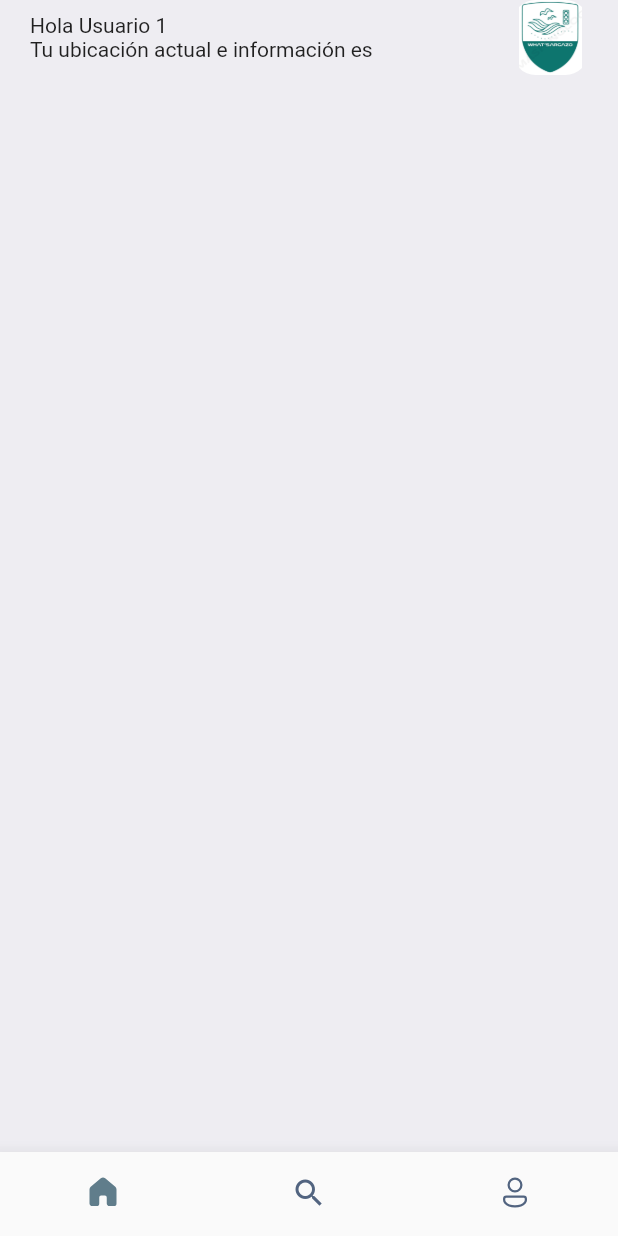
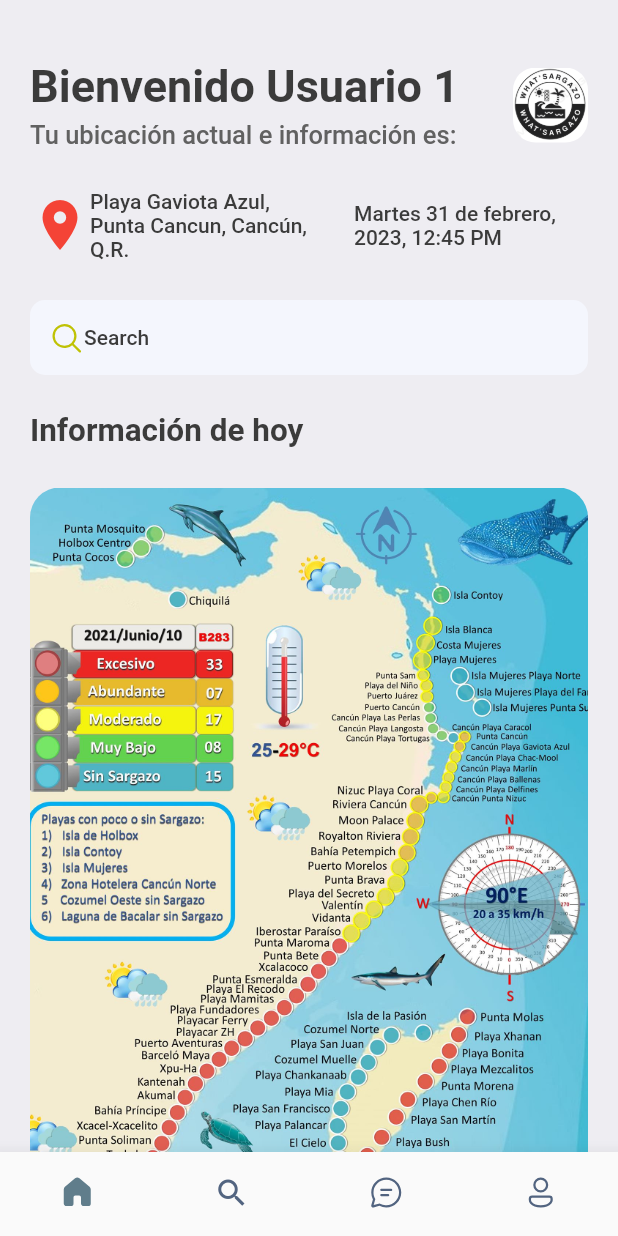
Before and after one commit to Jeremy14T/WhatSargazoFrontend, a Flutter app: the screen it shows after launch, on a phone screen of 412 x 824 dp. Run offline on Flutter 3.47's test engine with Material 2 defaults, Android fonts, the phone set to English and light mode, and no system bars; our stand-ins replace fluentui_icons, flutter_svg, gap.

Commit message:
homeScreen

```diff
--- a/lib/main.dart
+++ b/lib/main.dart
@@ -1,5 +1,6 @@
 import 'package:flutter/material.dart';
 import 'package:whatsargazo/screens/screens.dart';
+import 'package:whatsargazo/utils/app_styles.dart';
 
 void main() {
   runApp(const MyApp());
@@ -16,7 +17,7 @@ class MyApp extends StatelessWidget {
       title: 'Flutter Demo',
       theme: ThemeData(
 
-        primarySwatch: Colors.blue,
+        primaryColor: primary,
       ),
       home: const BottomBar()
     );
--- a/lib/screens/bottom_bar.dart
+++ b/lib/screens/bottom_bar.dart
@@ -21,6 +21,7 @@ class _BottomBarState extends State<BottomBar> {
   static final List <Widget> _WidgetOptions = <Widget> [
     HomeScreen(),
     const Text("Search"),
+    const Text("Chatbot"),
     const Text("Person")
   ];
 
@@ -44,6 +45,7 @@ class _BottomBarState extends State<BottomBar> {
         showUnselectedLabels: false,
         selectedItemColor: Colors.blueGrey,
         unselectedItemColor: const Color(0xFF526480),
+        type: BottomNavigationBarType.fixed,
         items: const [
           BottomNavigationBarItem(icon: Icon(FluentSystemIcons.ic_fluent_home_regular),
             activeIcon: Icon(FluentSystemIcons.ic_fluent_home_filled),
@@ -51,6 +53,9 @@ class _BottomBarState extends State<BottomBar> {
           BottomNavigationBarItem(icon: Icon(Icons.search),
             activeIcon: Icon(FluentSystemIcons.ic_fluent_search_filled),
             label: "search"),
+          BottomNavigationBarItem(icon: Icon(FluentSystemIcons.ic_fluent_chat_regular),
+            activeIcon: Icon(FluentSystemIcons.ic_fluent_chat_filled),
+            label: "chatbot"),
           BottomNavigationBarItem(icon: Icon(FluentSystemIcons.ic_fluent_person_regular),
             activeIcon: Icon(FluentSystemIcons.ic_fluent_person_filled),
             label: "perm"),
--- a/lib/screens/home_screen.dart
+++ b/lib/screens/home_screen.dart
@@ -1,6 +1,12 @@
+import 'package:fluentui_icons/fluentui_icons.dart';
 import 'package:flutter/material.dart';
 import 'package:flutter/src/widgets/framework.dart';
 import 'package:flutter/src/widgets/placeholder.dart';
+import 'package:flutter_svg/svg.dart';
+import 'package:gap/gap.dart';
+
+import 'package:whatsargazo/utils/app_styles.dart';
+import '../widgets/widgets.dart';
 
 class HomeScreen extends StatelessWidget {
   const HomeScreen({super.key});
@@ -8,24 +14,160 @@ class HomeScreen extends StatelessWidget {
   @override
   Widget build(BuildContext context) {
     return Scaffold(
-      backgroundColor: Color(0xFFeeedf2),
+      backgroundColor: Styles.bgColor,
       body: ListView(
         children: [
           Container(
             padding: const EdgeInsets.only(left: 20, right: 20),
             child: Column(
               children: [
-                Row(
+                const Gap(40),    //Tab
+
+                const headInfo(),
+
+                const Gap(25),
+
+                const InfoUserWidget(),
+
+                const Gap(25),
+
+                Container(    //Search bar
+                  height: 50,
+                  decoration: BoxDecoration(
+                    borderRadius: BorderRadius.circular(10),
+                    color: const Color(0xFFF4F6FD)
+                  ),
+                  padding: const EdgeInsets.symmetric(horizontal: 12),
+                  child: Row(
+                    children: [
+                      const Icon(FluentSystemIcons.ic_fluent_search_regular, color: Color(0xFFBFC205)),
+                      Text(
+                        "Search",
+                        style: Styles.headLineStyle4 ,
+                      ),
+                    ],
+                  ),
+                ),
+
+                const Gap(25),
+
+                Container(
+                  alignment: Alignment.bottomLeft,
+                  child: Text(
+                    textAlign: TextAlign.start,
+                    "Información de hoy",
+                    style: Styles.headLineStyle2,
+                  ),
+                ),
+
+                const Gap(25),
+
+                Container(    //Mapa
+                      padding: const EdgeInsets.symmetric(horizontal: 20, vertical: 250),
+
+                      decoration: BoxDecoration(
+                        borderRadius: BorderRadius.circular(20),
+                        image: const DecorationImage(
+                          fit: BoxFit.fitHeight,
+                          image: AssetImage(
+                            "assets/images/sargazoPreview.jpg"
+                          )
+                        )
+                      ),
+                ),
+
+                const Gap(25),
+
+                Container(
+                  alignment: Alignment.bottomLeft,
+                  child: Text(
+                    textAlign: TextAlign.start,
+                    "Utilidades",
+                    style: Styles.headLineStyle2,
+                  ),
+                ),
+
+                const Gap(25),
+
+                CustomCard1(),
+
+                const Gap(20),
+
+                CustomCard2(),
+
+                const Gap(70)
+              ],
+            ),
+
+          )
+        ],
+      )
+
+    );
+
+  }
+}
+
+
+class InfoUserWidget extends StatelessWidget {
+  const InfoUserWidget({
+    super.key,
+  });
+
+  @override
+  Widget build(BuildContext context) {
+    return Row(
+      children: [
+        Expanded(
+          flex: 0, // Opcional: puedes especificar la proporción del espacio que ocupa este hijo en relación con otros hijos de Row.
+          child: Container(
+            alignment: Alignment.center,
+            height: 50,
+            child: const Icon(Icons.location_on, color: Colors.red, size: 40),
+          ),
+        ),
+        Expanded(
+          flex: 2,
+          child: Container(
+            alignment: Alignment.center,
+            height: 50,
+            child: Text("Playa Gaviota Azul, Punta Cancun, Cancún, Q.R.",style: Styles.headLineStyle4,),
+          ),
+        ),
+        SizedBox(width:20),
+        Expanded(
+          flex: 2,
+          child: Container(
+            alignment: Alignment.center,
+            height: 50,
+            child: Text("Martes 31 de febrero, 2023, 12:45 PM", style: Styles.headLineStyle4,),
+          ),
+        ),
+      ],
+    );
+  }
+}
+
+
+class headInfo extends StatelessWidget {
+  const headInfo({
+    super.key,
+  });
+
+  @override
+  Widget build(BuildContext context) {
+    return Row(    //head Bar and icon
       mainAxisAlignment: MainAxisAlignment.spaceBetween,
       children: [
         Column(
           crossAxisAlignment: CrossAxisAlignment.start,
-                      children:const [
+          children: [
             Text(
-                          "Hola Usuario 1"
+              "Bienvenido Usuario 1", style: Styles.headLineStyle1,
             ),
+            const Gap(5),
             Text(
-                          "Tu ubicación actual e información es "
+              "Tu ubicación actual e información es: ", style: Styles.headLineStyle3,
             ),
           ],
         ),
@@ -34,23 +176,15 @@ class HomeScreen extends StatelessWidget {
           width: 50,
           decoration: BoxDecoration(
             borderRadius: BorderRadius.circular(15),
-                        image: DecorationImage(
+            image: const DecorationImage(
               fit: BoxFit.fitHeight,
               image: AssetImage(
-                            "assets/images/img_1.jpeg"
+                "assets/images/logo1.png"
               )
             )
           ),
         )
       ],
-                )
-              ],
-            ),
-          )
-        ],
-      )
-
     );
-
   }
 }
--- a/lib/utils/app_styles.dart
+++ b/lib/utils/app_styles.dart
@@ -0,0 +1,14 @@
+import 'package:flutter/material.dart';
+
+Color primary = const Color(0xFF687daf);
+class Styles{
+  static Color primaryColor = primary;
+  static Color textColor = const Color(0xFF3b3b3b);
+  static Color bgColor = const Color(0xFFeeedf2);
+  static Color orangeColor = const Color(0xFF526799);
+  static TextStyle textStyle = TextStyle(fontSize: 16, color: textColor, fontWeight: FontWeight.w500);
+  static TextStyle headLineStyle1 = TextStyle(fontSize: 30, color: textColor, fontWeight: FontWeight.bold);
+  static TextStyle headLineStyle2 = TextStyle(fontSize: 21, color: textColor, fontWeight: FontWeight.bold);
+  static TextStyle headLineStyle3 = TextStyle(fontSize: 17, color: Colors.grey.shade700, fontWeight: FontWeight.w500);
+  static TextStyle headLineStyle4= TextStyle(fontSize: 14, color: textColor, fontWeight: FontWeight.w500);
+}
--- /dev/null
+++ b/lib/widgets/widgets.dart
@@ -0,0 +1 @@
+export 'package:whatsargazo/widgets/cardsHome.dart';
--- a/pubspec.yaml
+++ b/pubspec.yaml
@@ -36,6 +36,8 @@ dependencies:
   # Use with the CupertinoIcons class for iOS style icons.
   cupertino_icons: ^1.0.2
   fluentui_icons: ^1.0.0
+  gap: ^2.0.0
+  flutter_svg: ^2.0.5
 
 dev_dependencies:
   flutter_test:
```
Also changed, not shown: lib/widgets/cardsHome.dart (added, +125 -0 lines), assets/images/consulta.png (added), assets/images/contribuir.png (added), assets/images/logo1.png (added), assets/images/logo2.png (added), assets/images/logo3.png (added), assets/images/sargazoPreview.jpg (added), pubspec.lock. Lines whose indentation alone changed are shown as unchanged.
